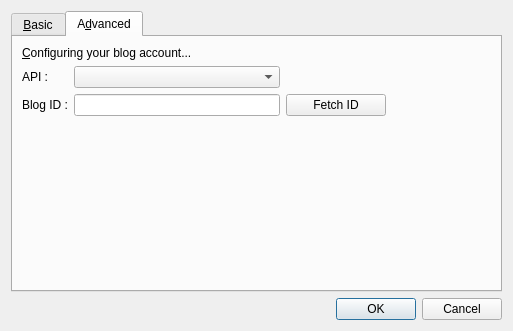
Old version of the form src/addeditblog.ui in the repository mtux/bilbo.
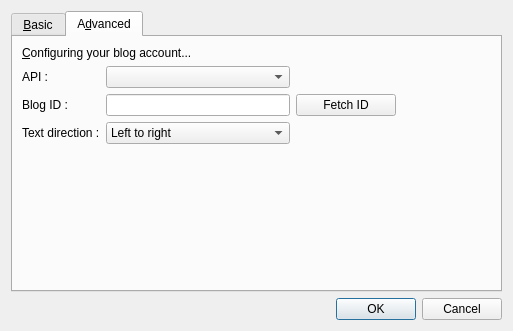
New version of the form. The open tabs and pages were chosen to show the change.

Diff of the .ui file:
```diff
--- a/src/addeditblog.ui
+++ b/src/addeditblog.ui
@@ -168,7 +168,7 @@
          </property>
         </widget>
        </item>
-       <item row="3" column="1" >
+       <item row="4" column="1" >
         <spacer name="verticalSpacer" >
          <property name="orientation" >
           <enum>Qt::Vertical</enum>
@@ -181,6 +181,30 @@
          </property>
         </spacer>
        </item>
+       <item row="3" column="0" >
+        <widget class="QLabel" name="label_8" >
+         <property name="lineWidth" >
+          <number>1</number>
+         </property>
+         <property name="text" >
+          <string>Text direction :</string>
+         </property>
+        </widget>
+       </item>
+       <item row="3" column="1" >
+        <widget class="QComboBox" name="comboDir" >
+         <item>
+          <property name="text" >
+           <string>Left to right</string>
+          </property>
+         </item>
+         <item>
+          <property name="text" >
+           <string>Right to left</string>
+          </property>
+         </item>
+        </widget>
+       </item>
       </layout>
      </widget>
     </widget>
```
Left out of the diff: 2 changed lines with no effect on the pictures.
